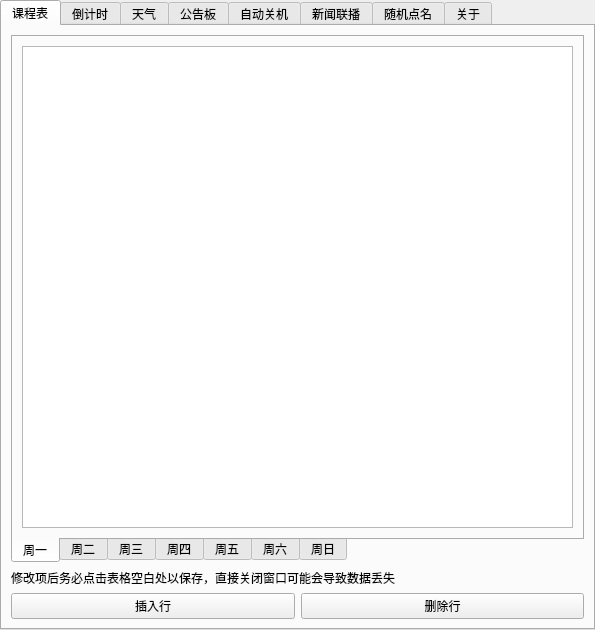
Qt form ui/setting.ui (Return-Log/Education-Clock) before a commit.
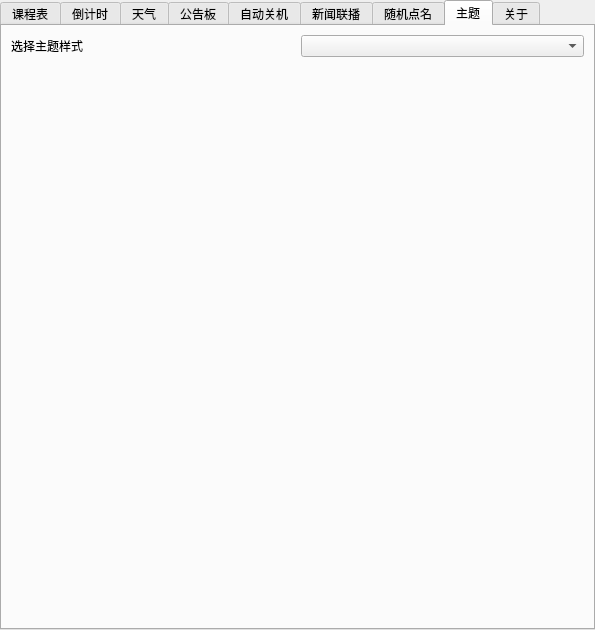
The same form after that commit. The open tabs and pages were chosen to show the change. Icons and pictures are not drawn.

Commit message: v3.8 主题可更换

```diff
--- a/ui/setting.ui
+++ b/ui/setting.ui
@@ -715,6 +715,36 @@
        </item>
       </layout>
      </widget>
+     <widget class="QWidget" name="tab_9">
+      <attribute name="title">
+       <string>主题</string>
+      </attribute>
+      <layout class="QGridLayout" name="gridLayout_10">
+       <item row="0" column="0">
+        <widget class="QLabel" name="label_41">
+         <property name="text">
+          <string>选择主题样式</string>
+         </property>
+        </widget>
+       </item>
+       <item row="0" column="1">
+        <widget class="QComboBox" name="comboBox"/>
+       </item>
+       <item row="1" column="0">
+        <spacer name="verticalSpacer_8">
+         <property name="orientation">
+          <enum>Qt::Vertical</enum>
+         </property>
+         <property name="sizeHint" stdset="0">
+          <size>
+           <width>20</width>
+           <height>40</height>
+          </size>
+         </property>
+        </spacer>
+       </item>
+      </layout>
+     </widget>
      <widget class="QWidget" name="tab_6">
       <property name="minimumSize">
        <size>
```
Left out of the diff: 4 changed lines with no effect on the pictures. The commit also changes 11 other files.
